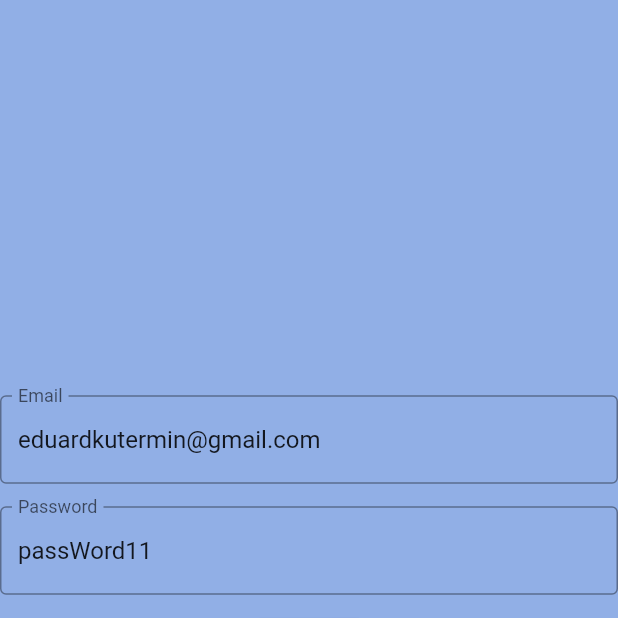
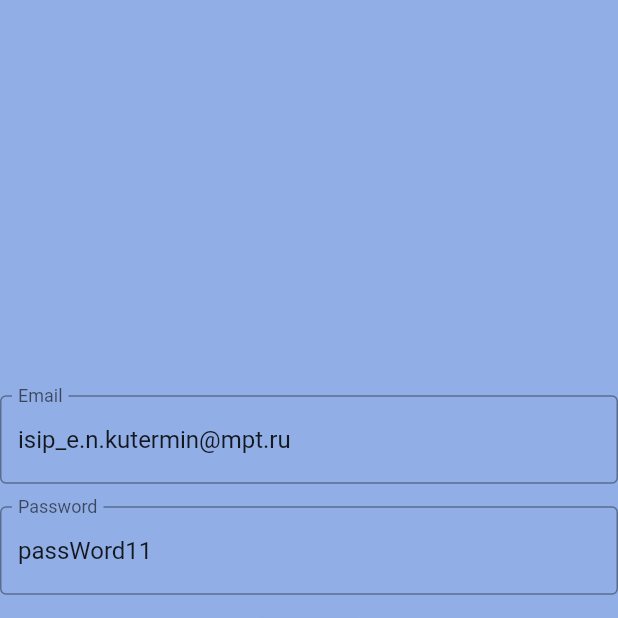
Before and after one commit to HerpDerper/FlutterFirebase, a Flutter app: the screen it shows after launch, after a tap on "Log in", on a phone screen of 412 x 824 dp, the top half of it. Run offline on Flutter 3.47's test engine with Material 2 defaults, Android fonts, the phone set to English and light mode, and no system bars; our stand-ins replace firebase_auth, firebase_core, firebase_dynamic_links; accounts and stored records are empty; network calls fail.

Commit message:
code clear commit

```diff
--- a/lib/main.dart
+++ b/lib/main.dart
@@ -16,6 +16,7 @@ class App extends StatelessWidget {
   const App({Key? key}) : super(key: key);
 
   @override
-  Widget build(BuildContext context) =>
-      MaterialApp(debugShowCheckedModeBanner: false, home: FirebaseAuth.instance.currentUser == null ? const AuthScreen() : const HomeScreen());
+  Widget build(BuildContext context) {
+    return MaterialApp(debugShowCheckedModeBanner: false, home: FirebaseAuth.instance.currentUser == null ? const AuthScreen() : const HomeScreen());
+  }
 }
--- a/lib/screens/auth_screen.dart
+++ b/lib/screens/auth_screen.dart
@@ -12,7 +12,7 @@ class AuthScreen extends StatefulWidget {
 }
 
 class AuthScreenState extends State<AuthScreen> with WidgetsBindingObserver {
-  TextEditingController controllerEmail = TextEditingController(text: 'eduardkutermin@gmail.com');
+  TextEditingController controllerEmail = TextEditingController(text: 'isip_e.n.kutermin@mpt.ru');
   TextEditingController controllerPassword = TextEditingController(text: 'passWord11');
   GlobalKey<FormState> key = GlobalKey();
   FirebaseAuth auth = FirebaseAuth.instance;
@@ -21,8 +21,8 @@ class AuthScreenState extends State<AuthScreen> with WidgetsBindingObserver {
     try {
       ActionCodeSettings acs = ActionCodeSettings(
           url: 'https://herpderp11.page.link/HD?email=$email',
+          androidPackageName: 'com.example.flutter_firebase',
           handleCodeInApp: true,
-          androidPackageName: 'com.example.flutter_firebase',
           androidInstallApp: false);
       await FirebaseAuth.instance.sendSignInLinkToEmail(email: email, actionCodeSettings: acs).then((value) {
         ScaffoldMessenger.of(context).showSnackBar(const SnackBar(content: Text('A link has been sent to your email', textAlign: TextAlign.center)));
@@ -37,7 +37,7 @@ class AuthScreenState extends State<AuthScreen> with WidgetsBindingObserver {
       await auth
           .signInWithEmailAndPassword(email: email, password: password)
           .then((value) => Navigator.push(context, MaterialPageRoute(builder: (context) => const HomeScreen())));
-    } on FirebaseAuthException catch (e) {
+    } on FirebaseAuthException {
       ScaffoldMessenger.of(context).showSnackBar(const SnackBar(content: Text('Invalid email or password', textAlign: TextAlign.center)));
     }
   }
@@ -47,9 +47,8 @@ class AuthScreenState extends State<AuthScreen> with WidgetsBindingObserver {
   }
 
   void getDynamicLinkAndSignIn() async {
-    PendingDynamicLinkData? dynamicLink = await FirebaseDynamicLinks.instance.onLink.first;
-
-    if (dynamicLink != null) {
+    PendingDynamicLinkData dynamicLink = await FirebaseDynamicLinks.instance.onLink.first;
+    try {
       String link = dynamicLink.link.toString();
       if (auth.isSignInWithEmailLink(link)) {
         String continueUrl = dynamicLink.link.queryParameters['continueUrl']!;
@@ -59,6 +58,8 @@ class AuthScreenState extends State<AuthScreen> with WidgetsBindingObserver {
 
         Navigator.push(context, MaterialPageRoute(builder: (context) => const HomeScreen()));
       }
+    } on FirebaseAuthException {
+      ScaffoldMessenger.of(context).showSnackBar(const SnackBar(content: Text('Current link was already used, try again', textAlign: TextAlign.center)));
     }
   }
 
```
Also changed, not shown: 1 other file.
